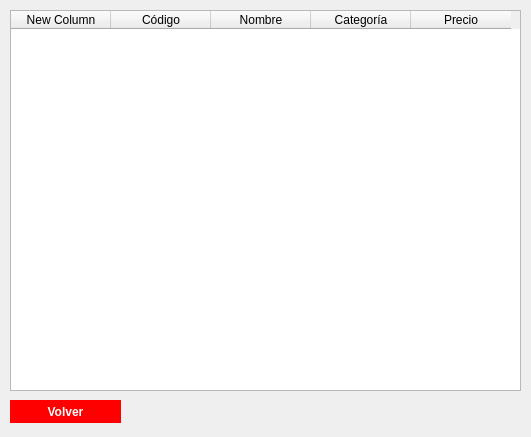
This is Archivos Ui/tabla.ui in ManuelFerreras/Proyecto-PyQt5-Consigna-Panaderia as Qt 5 draws it before an edit. The edited form follows.
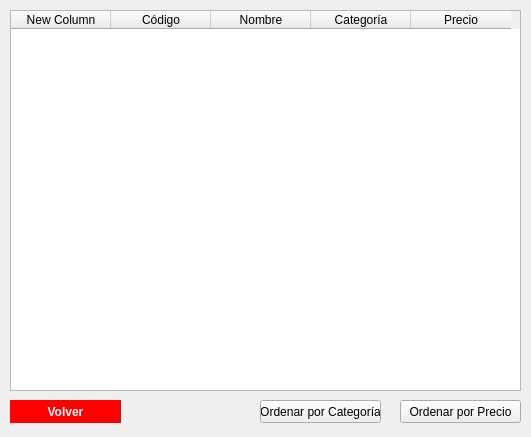
This is the edited form.

What changed in the file:
```diff
--- a/Archivos Ui/tabla.ui
+++ b/Archivos Ui/tabla.ui
@@ -67,6 +67,32 @@
     <string>Volver</string>
    </property>
   </widget>
+  <widget class="QPushButton" name="btn_ordenar_categoria">
+   <property name="geometry">
+    <rect>
+     <x>260</x>
+     <y>400</y>
+     <width>121</width>
+     <height>23</height>
+    </rect>
+   </property>
+   <property name="text">
+    <string>Ordenar por Categoría</string>
+   </property>
+  </widget>
+  <widget class="QPushButton" name="btn_ordenar_precio">
+   <property name="geometry">
+    <rect>
+     <x>400</x>
+     <y>400</y>
+     <width>121</width>
+     <height>23</height>
+    </rect>
+   </property>
+   <property name="text">
+    <string>Ordenar por Precio</string>
+   </property>
+  </widget>
  </widget>
  <resources/>
  <connections/>
```
Left out of the diff: 2 changed lines with no effect on the pictures.
